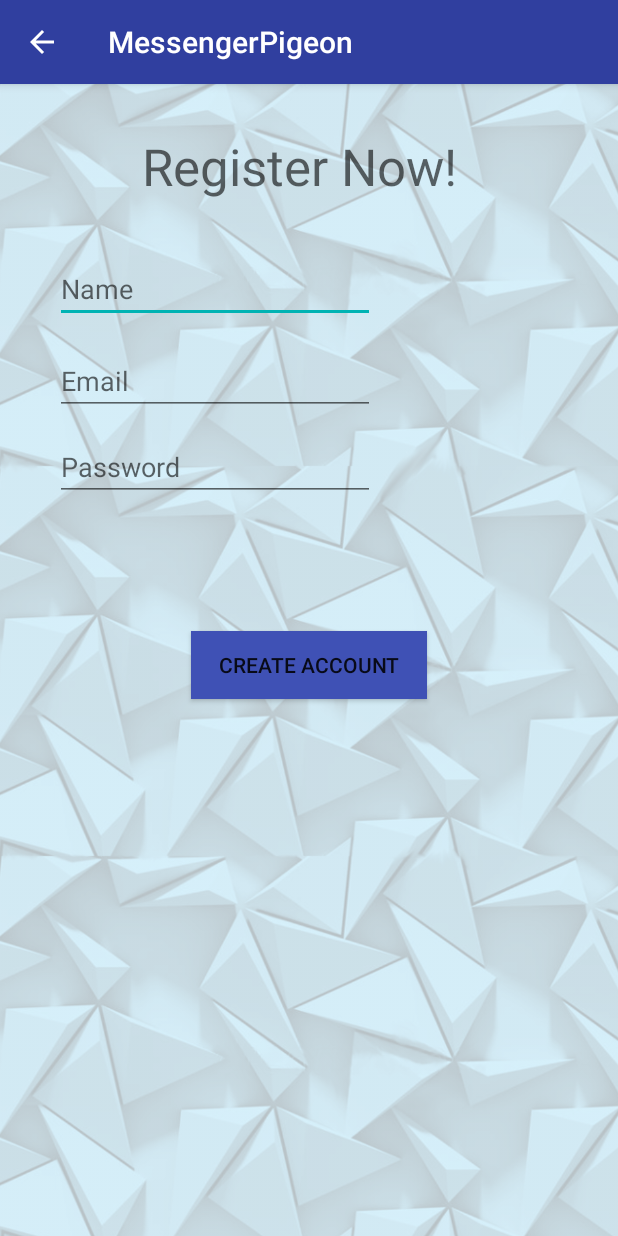
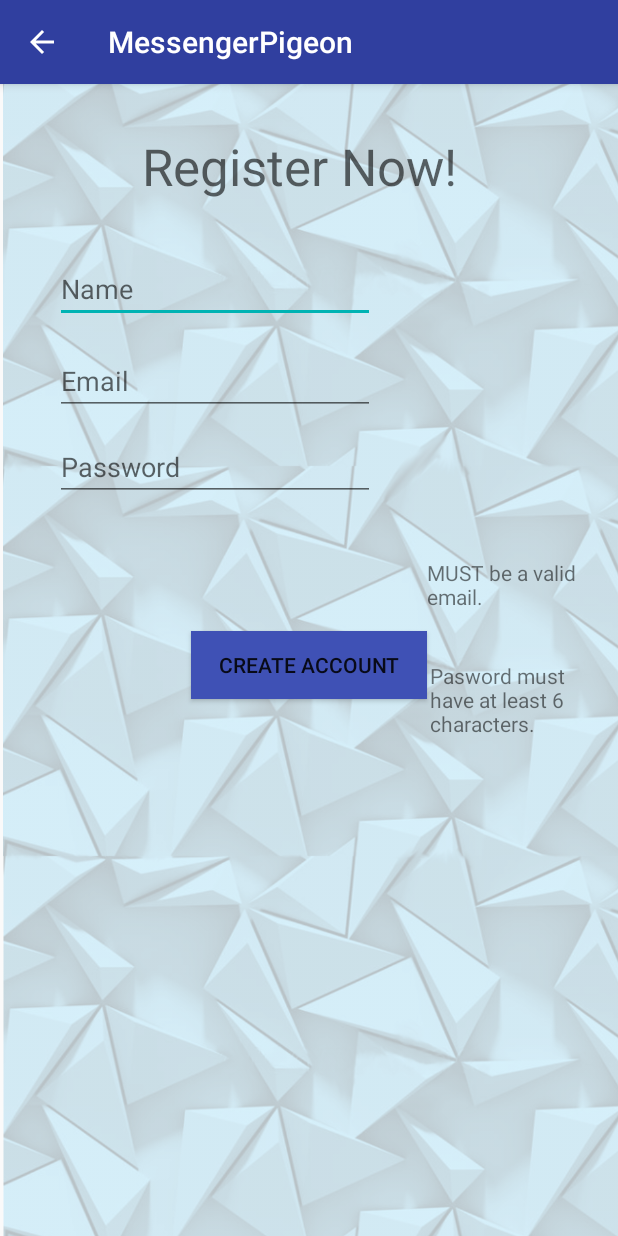
Before and after one commit to BYUI-CS246-Team-Project-SSA/Code, an Android app: the RegisterActivity screen opened directly, with no data from a screen before it, on a phone screen of 412 x 824 dp. Run offline under Robolectric (Android 15) with nearby library versions, the phone set to English and light mode, and no system bars; our stand-ins replace Firebase (no records; nobody signed in at launch, a user with empty details on screens opened directly).

Commit message:
Added messages to register,

```diff
--- a/MessengerPigeon/app/src/main/res/layout/activity_register.xml
+++ b/MessengerPigeon/app/src/main/res/layout/activity_register.xml
@@ -12,9 +12,10 @@
         android:layout_height="780dp"
         app:layout_constraintBottom_toBottomOf="parent"
         app:layout_constraintEnd_toEndOf="parent"
-        app:layout_constraintHorizontal_bias="0.493"
+        app:layout_constraintHorizontal_bias="0.0"
         app:layout_constraintStart_toStartOf="parent"
         app:layout_constraintTop_toTopOf="parent"
+        app:layout_constraintVertical_bias="0.502"
         app:srcCompat="@drawable/backtrans2" />
 
     <EditText
@@ -92,4 +93,33 @@
         app:layout_constraintTop_toBottomOf="@+id/register_pswd"
         app:layout_constraintVertical_bias="0.171" />
 
+    <TextView
+        android:id="@+id/textView3"
+        android:layout_width="100dp"
+        android:layout_height="46dp"
+        android:layout_marginBottom="8dp"
+        android:layout_marginEnd="8dp"
+        android:layout_marginStart="8dp"
+        android:layout_marginTop="8dp"
+        android:text="MUST be a valid email."
+        app:layout_constraintBottom_toTopOf="@+id/textView4"
+        app:layout_constraintEnd_toEndOf="parent"
+        app:layout_constraintHorizontal_bias="0.935"
+        app:layout_constraintStart_toStartOf="parent"
+        app:layout_constraintTop_toTopOf="parent"
+        app:layout_constraintVertical_bias="0.955" />
+
+    <TextView
+        android:id="@+id/textView4"
+        android:layout_width="117dp"
+        android:layout_height="71dp"
+        android:layout_marginBottom="312dp"
+        android:layout_marginEnd="8dp"
+        android:layout_marginStart="8dp"
+        android:text="Pasword must have at least 6 characters."
+        app:layout_constraintBottom_toBottomOf="parent"
+        app:layout_constraintEnd_toEndOf="parent"
+        app:layout_constraintHorizontal_bias="1.0"
+        app:layout_constraintStart_toStartOf="parent" />
+
 </android.support.constraint.ConstraintLayout>
```
